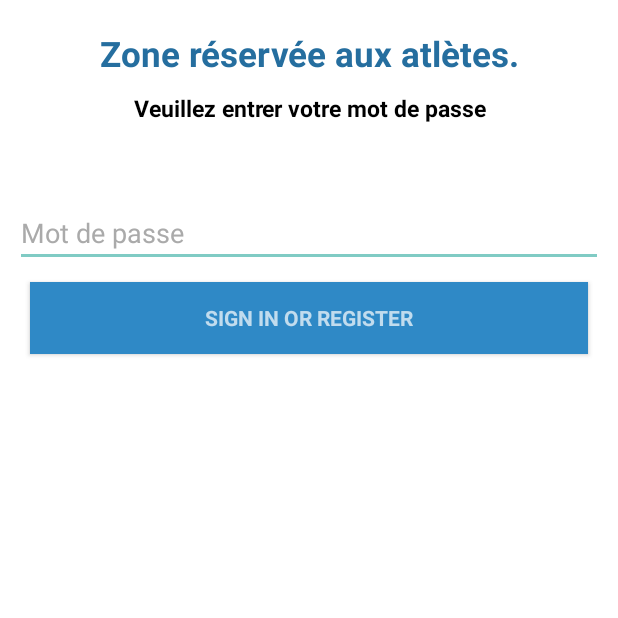
After one commit to DrLoutre/DickIsBackStadium, an Android app: the LoginActivity screen opened directly, with no data from a screen before it, on a phone screen of 412 x 824 dp, the top half of it. The commit adds this screen. Run offline under Robolectric (Android 15) with nearby library versions, the phone set to English and light mode, and no system bars.

Commit message:
[Android] login interface + buvette dialogue

```diff
--- /dev/null
+++ b/SmartStadium/app/src/main/java/com/example/gecko/smartstadium/activities/LoginActivity.java
@@ -0,0 +1,105 @@
+package com.example.gecko.smartstadium.activities;
+
+import android.os.Bundle;
+import android.support.design.widget.Snackbar;
+import android.support.v7.app.AppCompatActivity;
+import android.view.KeyEvent;
+import android.view.View;
+import android.view.View.OnClickListener;
+import android.view.inputmethod.EditorInfo;
+import android.widget.Button;
+import android.widget.EditText;
+import android.widget.TextView;
+
+import com.example.gecko.smartstadium.R;
+
+/**
+ * Created by Quentin Jacquemotte
+ * A login screen that offers login via email/password.
+ */
+public class LoginActivity extends AppCompatActivity { //implements LoaderCallbacks<Cursor> {
+
+    /**
+     * Id to identity READ_CONTACTS permission request.
+     */
+    //private static final int REQUEST_READ_CONTACTS = 0;
+
+    /**
+     * A dummy authentication store containing known user names and passwords.
+     * TODO: remove after connecting to a real authentication system.
+     */
+    //private static final String[] DUMMY_CREDENTIALS = new String[]{
+    //"foo@example.com:hello", "bar@example.com:world"
+    //};
+    /**
+     * Keep track of the login task to ensure we can cancel it if requested.
+     */
+    //private UserLoginTask mAuthTask = null;
+
+    // UI references.
+    private Button validationButton;
+    private EditText mPasswordView;
+    private View mProgressView;
+    private View mLoginFormView;
+    private CredentialSingletion credentialSingletion;
+
+    @Override
+    protected void onCreate(Bundle savedInstanceState) {
+        super.onCreate(savedInstanceState);
+        setContentView(R.layout.activity_login);
+
+        validationButton = (Button) findViewById(R.id.loginValidationButton);
+        credentialSingletion = CredentialSingletion.getInstance();
+        mPasswordView = (EditText) findViewById(R.id.password);
+        mPasswordView.setOnEditorActionListener(new TextView.OnEditorActionListener() {
+            @Override
+            public boolean onEditorAction(TextView textView, int id, KeyEvent keyEvent) {
+                if (id == EditorInfo.IME_NULL) {
+                    return true;
+                }
+                return false;
+            }
+        });
+
+        validationButton.setOnClickListener(new OnClickListener() {
+            @Override
+            public void onClick(View view) {
+                attemptLogin();
+            }
+        });
+        mLoginFormView = findViewById(R.id.login_form);
+        mProgressView = findViewById(R.id.login_progress);
+    }
+
+    /**
+     * Attempts to sign in or register the account specified by the login form.
+     * If there are form errors (invalid email, missing fields, etc.), the
+     * errors are presented and no actual login attempt is made.
+     */
+    private void attemptLogin() {
+
+        // Reset errors.
+        mPasswordView.setError(null);
+
+        // Store values at the time of the login attempt.
+        String password = mPasswordView.getText().toString();
+
+        // Check for a valid password, if the user entered one.
+        if (!isPasswordValid(password)) {
+            mPasswordView.setError(getString(R.string.error_invalid_password));
+            Snackbar.make(findViewById(android.R.id.content), "Erreur", Snackbar.LENGTH_LONG).show();
+        } else if (connection(password, credentialSingletion.getId())) {
+            Snackbar.make(findViewById(android.R.id.content), "Connection :D", Snackbar.LENGTH_LONG).show();
+        }
+    }
+
+    private Boolean connection(String password, int id) {
+        //todo Jo fait sa magie
+        return true;
+    }
+
+    // Check the lenght of the password
+    private boolean isPasswordValid(String password) {
+        return password.length() > 4;
+    }
+}
--- /dev/null
+++ b/SmartStadium/app/src/main/res/layout/activity_login.xml
@@ -0,0 +1,82 @@
+<LinearLayout xmlns:android="http://schemas.android.com/apk/res/android"
+    xmlns:tools="http://schemas.android.com/tools"
+    android:layout_width="match_parent"
+    android:layout_height="match_parent"
+    android:background="@android:color/white"
+    android:gravity="center_horizontal"
+    android:orientation="vertical"
+    tools:context="com.example.gecko.smartstadium.activities.LoginActivity">
+
+    <!-- Login progress -->
+    <ProgressBar
+        android:id="@+id/login_progress"
+        style="?android:attr/progressBarStyleLarge"
+        android:layout_width="wrap_content"
+        android:layout_height="wrap_content"
+        android:layout_marginBottom="8dp"
+        android:visibility="gone" />
+
+    <ScrollView
+        android:id="@+id/login_form"
+        android:layout_width="match_parent"
+        android:layout_height="match_parent">
+
+        <LinearLayout
+            android:id="@+id/email_login_form"
+            android:layout_width="match_parent"
+            android:layout_height="wrap_content"
+            android:layout_margin="10dp"
+            android:layout_marginTop="30dp"
+            android:orientation="vertical">
+
+            <TextView
+                android:id="@+id/LoginTitle"
+                android:layout_width="match_parent"
+                android:layout_height="wrap_content"
+                android:layout_margin="10dp"
+                android:gravity="center"
+                android:text="@string/loginTitle"
+                android:textColor="@color/colorPrimaryDark"
+                android:textSize="23dp"
+                android:textStyle="bold" />
+
+            <TextView
+                android:id="@+id/LoginTitle2"
+                android:layout_width="match_parent"
+                android:layout_height="wrap_content"
+                android:layout_marginBottom="50dp"
+                android:gravity="center"
+                android:text="Veuillez entrer votre mot de passe"
+                android:textColor="@android:color/black"
+                android:textSize="15dp"
+                android:textStyle="bold" />
+
+
+            <EditText
+                android:id="@+id/password"
+                android:layout_width="match_parent"
+                android:layout_height="wrap_content"
+                android:hint="@string/prompt_password"
+                android:imeActionId="@+id/login"
+                android:imeActionLabel="@string/action_sign_in_short"
+                android:imeOptions="actionUnspecified"
+                android:inputType="textPassword"
+                android:maxLines="1"
+                android:textColor="@android:color/black"
+                android:textColorHint="@android:color/darker_gray" />
+
+
+            <Button
+                android:id="@+id/loginValidationButton"
+                style="?android:textAppearanceSmall"
+                android:layout_width="match_parent"
+                android:layout_height="wrap_content"
+                android:layout_margin="10dp"
+                android:layout_marginTop="16dp"
+                android:background="@color/colorPrimary"
+                android:text="@string/action_sign_in"
+                android:textStyle="bold" />
+
+        </LinearLayout>
+    </ScrollView>
+</LinearLayout>
--- a/SmartStadium/app/src/main/res/values/strings.xml
+++ b/SmartStadium/app/src/main/res/values/strings.xml
@@ -9,4 +9,19 @@
     <string name="publicLocalistionInfo">Erreur lors du chargement du lieu</string>
     <string name="publicTmp">Je sais   \npas quoi écrir  ici \nmais je voulais pas  \nque ca reste vide   \nFaudrait mettre des stats ou quoi</string>
     <string name="publicQuestion">Que cherchez vous ?</string>
+    <string name="title_activity_login">Sign in</string>
+
+    <!-- Strings related to login -->
+    <string name="prompt_email">Email</string>
+    <string name="prompt_password">Mot de passe</string>
+    <string name="action_sign_in">Sign in or register</string>
+    <string name="action_sign_in_short">Sign in</string>
+    <string name="error_invalid_email">This email address is invalid</string>
+    <string name="error_invalid_password">Mot de passe trop court</string>
+    <string name="error_incorrect_password">This password is incorrect</string>
+    <string name="error_field_required">This field is required</string>
+    <string name="permission_rationale">"Contacts permissions are needed for providing email
+        completions."
+    </string>
+    <string name="loginTitle">Zone réservée aux atlètes.</string>
 </resources>
```
Also changed, not shown: SmartStadium/app/src/main/AndroidManifest.xml (+8 -2 lines), SmartStadium/app/src/main/java/com/example/gecko/smartstadium/activities/MainActivity.java (+33 -2 lines), SmartStadium/app/src/main/java/com/example/gecko/smartstadium/activities/PublicActivity.java (+8 -1 lines).
